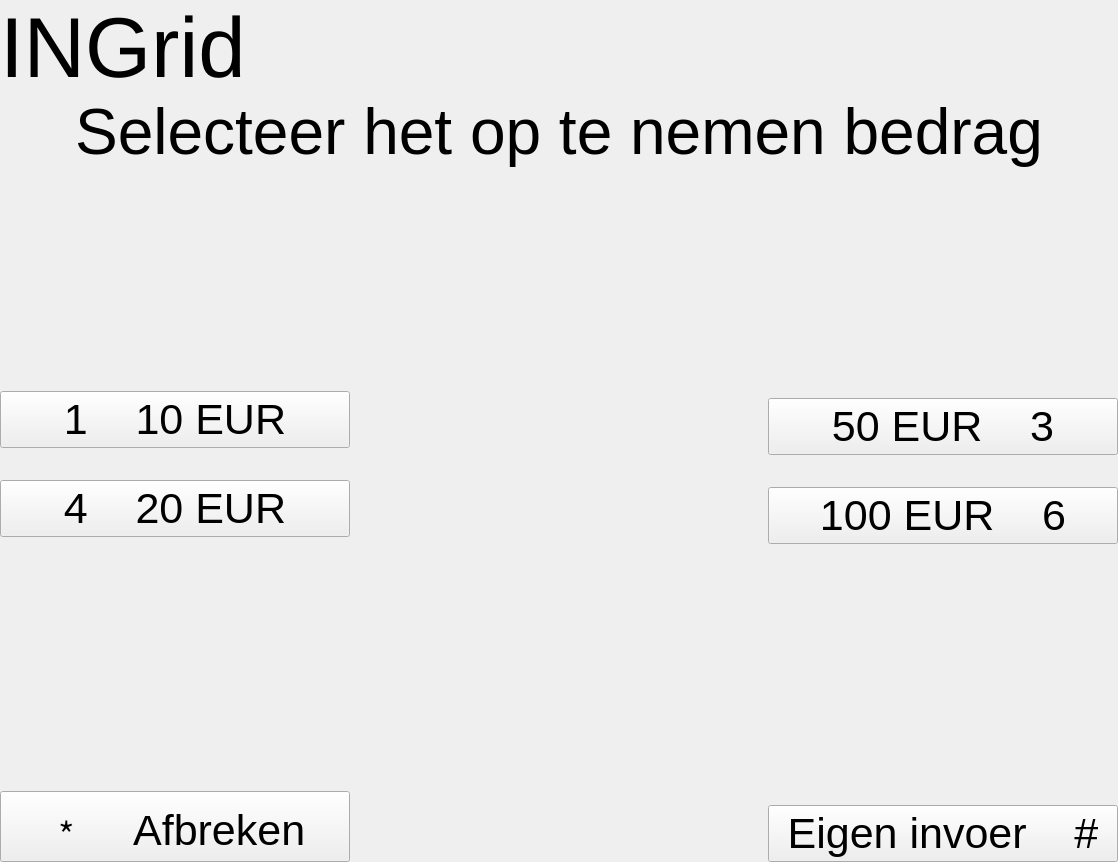
Herbankers/hb-GUI, file ui/main.ui: the form before one commit.
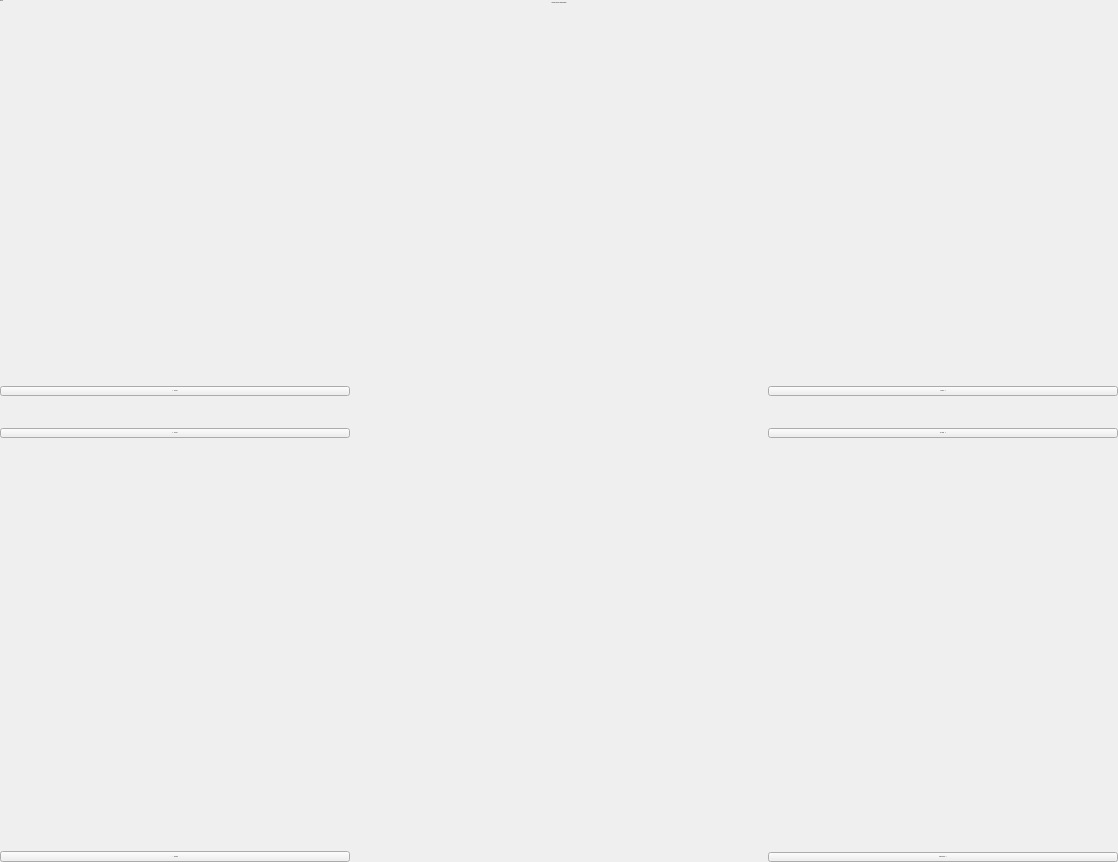
The form after the commit. The open tabs and pages were chosen to show the change. Icons and pictures are not drawn.

Commit message: gui: fix too large font sizes on Windows

The edit to the form file:
```diff
--- a/ui/main.ui
+++ b/ui/main.ui
@@ -123,7 +123,7 @@
      <widget class="QLabel" name="logo">
       <property name="font">
        <font>
-        <pointsize>64</pointsize>
+        <pointsize>-1</pointsize>
         <bold>false</bold>
        </font>
       </property>
@@ -879,7 +879,7 @@
           </property>
           <property name="font">
            <font>
-            <pointsize>48</pointsize>
+            <pointsize>-1</pointsize>
             <bold>false</bold>
            </font>
           </property>
@@ -927,7 +927,7 @@
               </property>
               <property name="font">
                <font>
-                <pointsize>32</pointsize>
+                <pointsize>-1</pointsize>
                </font>
               </property>
               <property name="text">
@@ -951,7 +951,7 @@
               </property>
               <property name="font">
                <font>
-                <pointsize>32</pointsize>
+                <pointsize>-1</pointsize>
                </font>
               </property>
               <property name="text">
@@ -982,7 +982,7 @@
               </property>
               <property name="font">
                <font>
-                <pointsize>32</pointsize>
+                <pointsize>-1</pointsize>
                </font>
               </property>
               <property name="text">
@@ -1039,7 +1039,7 @@
               </property>
               <property name="font">
                <font>
-                <pointsize>32</pointsize>
+                <pointsize>-1</pointsize>
                </font>
               </property>
               <property name="text">
@@ -1063,7 +1063,7 @@
               </property>
               <property name="font">
                <font>
-                <pointsize>32</pointsize>
+                <pointsize>-1</pointsize>
                </font>
               </property>
               <property name="text">
@@ -1100,7 +1100,7 @@
               </property>
               <property name="font">
                <font>
-                <pointsize>32</pointsize>
+                <pointsize>-1</pointsize>
                </font>
               </property>
               <property name="text">
```
Left out of the diff: 91 changed lines with no effect on the pictures.
